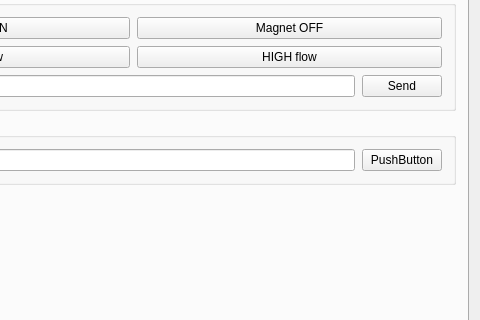
The window that GUI.ui (pisaoutertracker/BurnIn_Controller) describes before a commit, drawn with Qt 5; both pictures show x 526 to 1006 and y 155 to 475 of the 1006 by 763 pixel window.
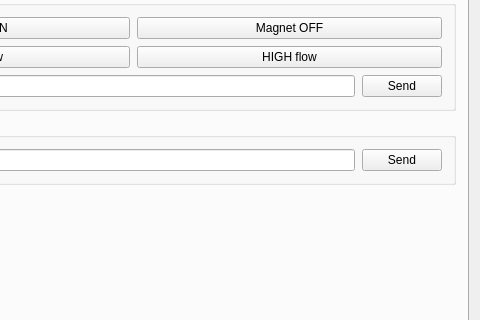
The same window after the commit. Icons and pictures are not drawn.

```diff
--- a/GUI.ui
+++ b/GUI.ui
@@ -13,6 +13,11 @@
     <height>763</height>
    </rect>
   </property>
+  <property name="font">
+   <font>
+    <pointsize>9</pointsize>
+   </font>
+  </property>
   <property name="windowTitle">
    <string>Burn-In Controller v0.0</string>
   </property>
@@ -409,7 +414,7 @@
              <item>
               <widget class="QPushButton" name="CAENTestCmd_btn">
                <property name="text">
-                <string>PushButton</string>
+                <string>Send</string>
                </property>
               </widget>
              </item>
```
Left out of the diff: 2 changed lines with no effect on the pictures.
